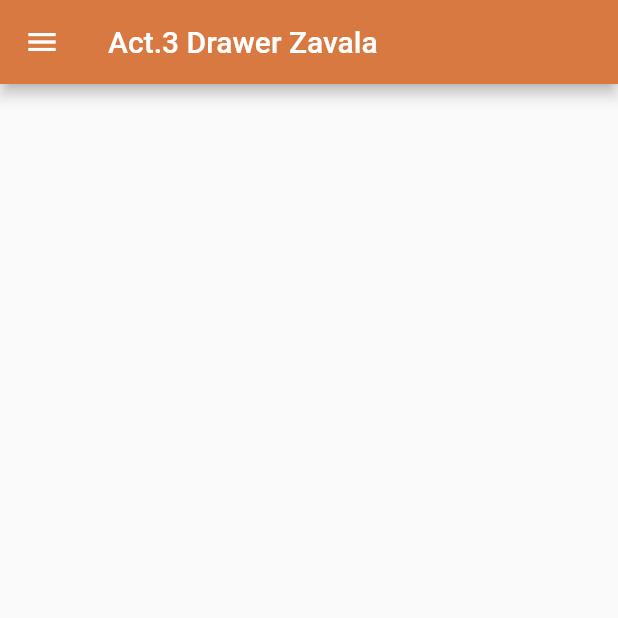
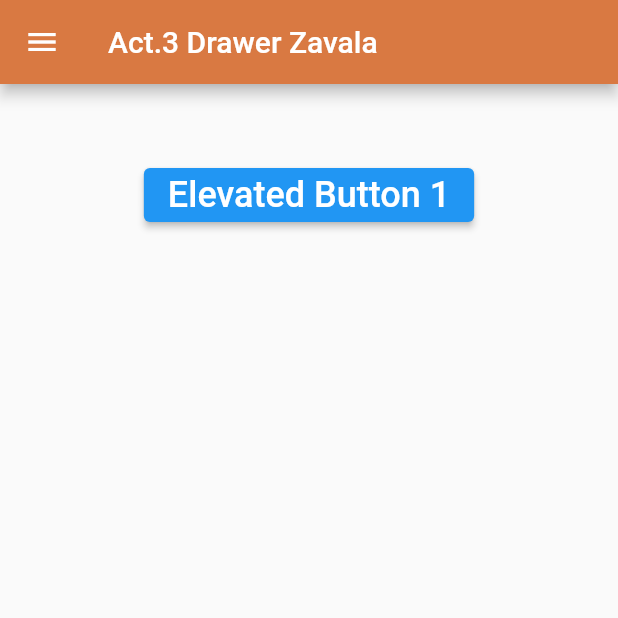
Before and after one commit to EstefaniaZAfa94748/DrawerFlutLab, a Flutter app: the screen it shows after launch, on a phone screen of 412 x 824 dp, the top half of it. Run offline on Flutter 3.47's test engine with Material 2 defaults, Android fonts, the phone set to English and light mode, and no system bars.

```diff
--- a/lib/main.dart
+++ b/lib/main.dart
@@ -3,7 +3,7 @@ import 'package:flutter/material.dart';
 void main() => runApp(MyApp());
 
 class MyApp extends StatelessWidget {
-  const MyApp({super.key});
+  const MyApp({Key? key}) : super(key: key);
   static const String _title = 'Drawer en Flutter';
   // This widget is the root of your application.
   @override
@@ -20,15 +20,16 @@ class MyApp extends StatelessWidget {
 }
 
 class MyHomePage extends StatefulWidget {
-  const MyHomePage({super.key});
   @override
   _MyHomePageState createState() => _MyHomePageState();
 }
 
 class _MyHomePageState extends State<MyHomePage> {
+  final GlobalKey<ScaffoldState> _key = GlobalKey(); // Create a key
   @override
   Widget build(BuildContext context) {
     return Scaffold(
+      key: _key,
       appBar: AppBar(
         title: Text('Act.3 Drawer Zavala'),
         backgroundColor: const Color(0xffd97942),
@@ -91,6 +92,22 @@ class _MyHomePageState extends State<MyHomePage> {
                 Navigator.pop(context);
               },
             ),
+            AboutListTile(
+              // <-- SEE HERE
+              icon: Icon(
+                Icons.info,
+              ),
+              child: Text('About app'),
+              applicationIcon: Icon(
+                Icons.local_play,
+              ),
+              applicationName: 'My Cool App',
+              applicationVersion: '1.0.25',
+              applicationLegalese: '© 2019 Company',
+              aboutBoxChildren: [
+                ///Content goes here...
+              ],
+            ),
           ],
         ),
       ),
@@ -100,6 +117,15 @@ class _MyHomePageState extends State<MyHomePage> {
             SizedBox(
               height: 50,
             ),
+            ElevatedButton(
+              onPressed: () {
+                _key.currentState!.openDrawer(); //<-- SEE HERE
+              },
+              child: const Text(
+                'Elevated Button 1',
+                style: TextStyle(fontSize: 24),
+              ),
+            ),
           ],
         ),
       ),
```
